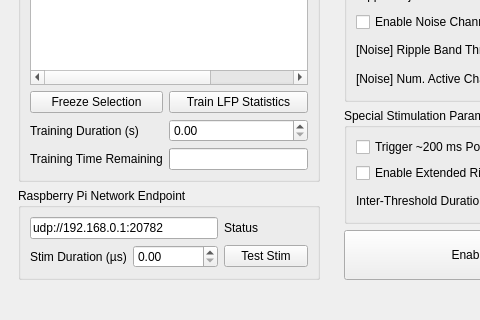
This is src/mainwindow.ui in ckemere/TrodesRippleDisruptionModule as Qt 5 draws it before an edit; both pictures show x 0 to 480 and y 295 to 615 of the 677 by 615 pixel window. The edited form follows.
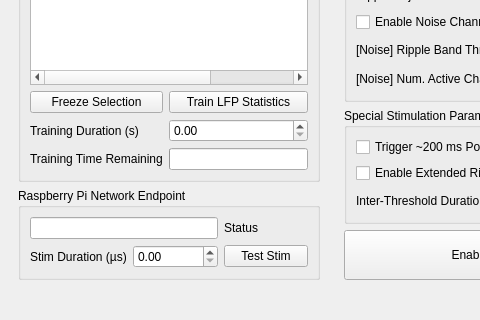
This is the edited form.

```diff
--- a/src/mainwindow.ui
+++ b/src/mainwindow.ui
@@ -117,9 +117,6 @@
               <verstretch>0</verstretch>
              </sizepolicy>
             </property>
-            <property name="text">
-             <string>udp://192.168.0.1:20782</string>
-            </property>
            </widget>
           </item>
           <item row="1" column="2">
```
